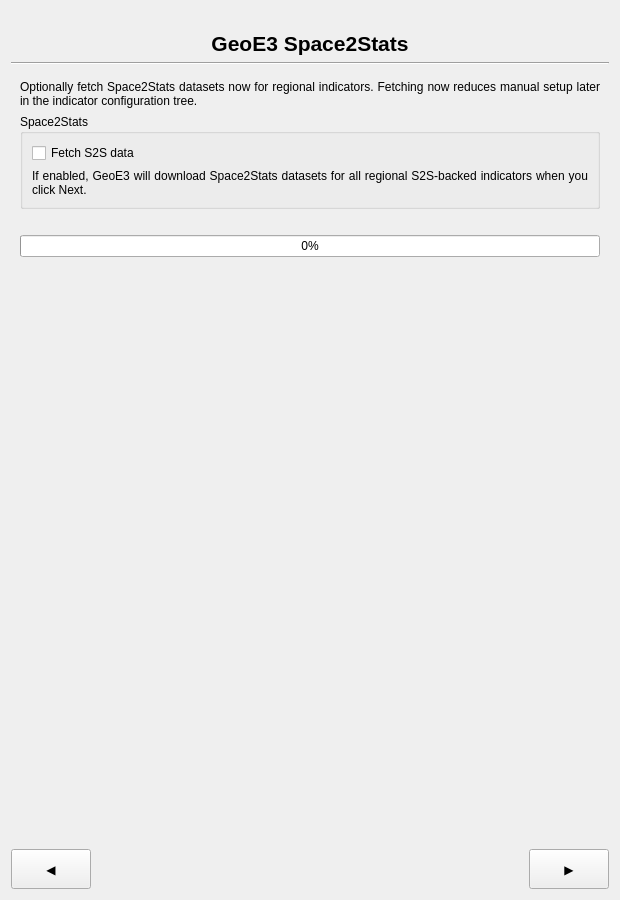
First picture: the form in geest/ui/s2s_panel_base.ui, repository worldbank/GEEST, before the edit.
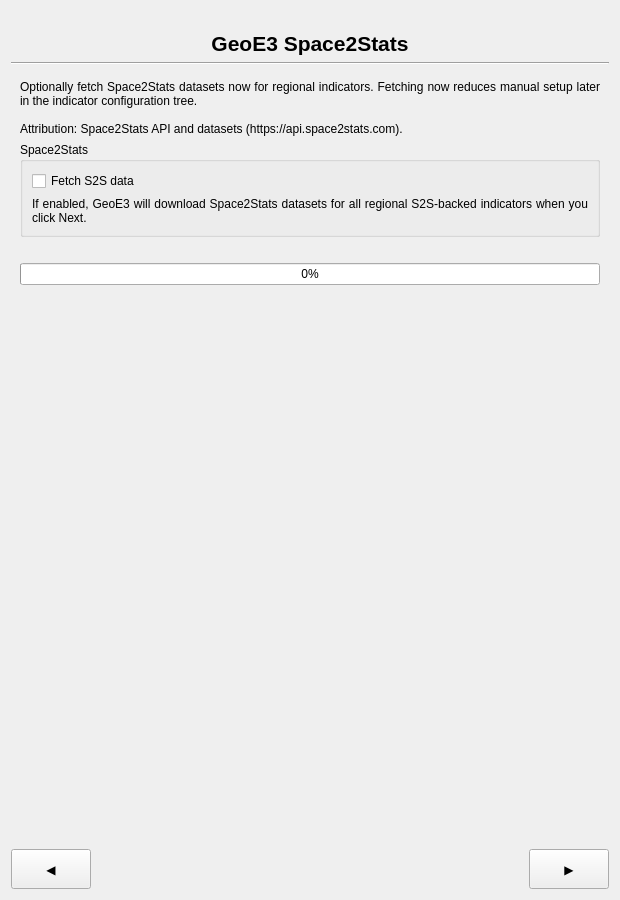
Second picture: the form after the edit. Icons and pictures are not drawn.

Commit message: fix: enhance data attribution details across various UI components

Diff of the .ui file:
```diff
--- a/geest/ui/s2s_panel_base.ui
+++ b/geest/ui/s2s_panel_base.ui
@@ -68,7 +68,9 @@
        <item row="0" column="0">
         <widget class="QLabel" name="description">
          <property name="text">
-          <string>Optionally fetch Space2Stats datasets now for regional indicators. Fetching now reduces manual setup later in the indicator configuration tree.</string>
+           <string>Optionally fetch Space2Stats datasets now for regional indicators. Fetching now reduces manual setup later in the indicator configuration tree.
+
+Attribution: Space2Stats API and datasets (https://api.space2stats.com).</string>
          </property>
          <property name="textFormat">
           <enum>Qt::PlainText</enum>
```
Lines whose indentation alone changed are shown as unchanged. The commit also changes 4 other files.
